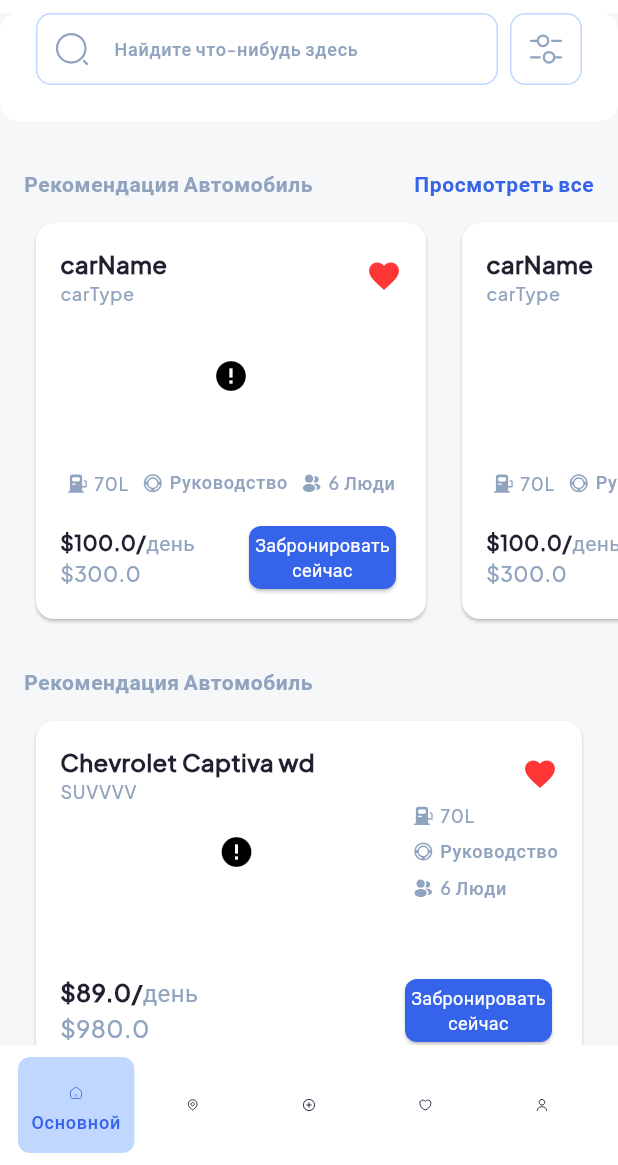
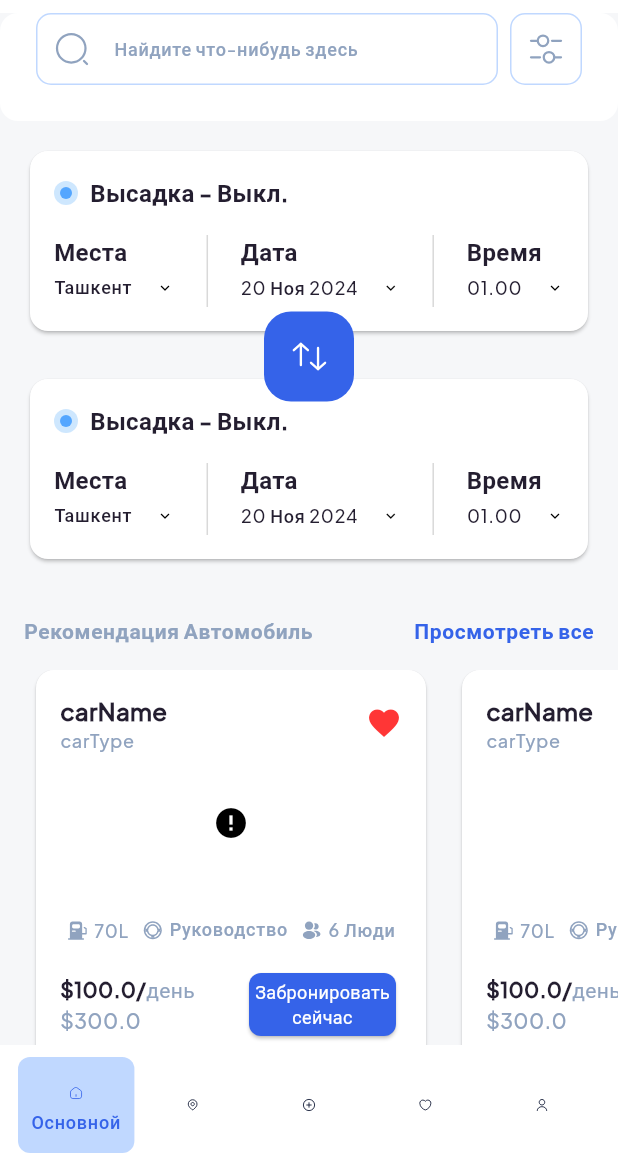
Before and after one commit to githubsobir/melos_app, a Flutter app: the screen it shows after launch, on a phone screen of 412 x 824 dp, the part 71-1236 px from its top. Run offline on Flutter 3.47's test engine with Material 3 defaults, Android fonts, the phone set to English and light mode, and no system bars; drawn by our look-alikes of cached_network_image; our stand-ins replace bloc, equatable, flutter_bloc, flutter_map, flutter_svg, get_it and 2 more; network calls fail.

Commit message:
added dete selector

```diff
--- a/packages/presentation/common/lib/path_images.dart
+++ b/packages/presentation/common/lib/path_images.dart
@@ -28,6 +28,8 @@ class PathImages {
 //---------------- home ----------------//
   static var search = "packages/common/assets/home/search_icon.svg";
   static var filter = "packages/common/assets/home/filter.svg";
+  static var mark = "packages/common/assets/home/mark_icon.svg";
+  static var swap = "packages/common/assets/home/swap.svg";
 //---------------- locations ----------------//
   static var locationPin = "packages/common/assets/locations/location_pin.svg";
   static var location1 = "packages/common/assets/locations/location1.svg";
--- a/packages/presentation/home/lib/home_screen.dart
+++ b/packages/presentation/home/lib/home_screen.dart
@@ -2,6 +2,7 @@ import 'package:common/items/item_car.dart';
 import 'package:common/items/item_car_popular.dart';
 import 'package:common/search_edittext.dart';
 import 'package:flutter/material.dart';
+import 'package:home/widgets/date_selector_widget.dart';
 
 class HomeScreen extends StatelessWidget {
   const HomeScreen({super.key});
@@ -29,6 +30,16 @@ class HomeScreen extends StatelessWidget {
                 ],
               ),
             ),
+          ),
+          const SizedBox(
+            height: 16,
+          ),
+          Padding(
+            padding: const EdgeInsets.only(
+              left: 16,
+              right: 16,
+            ),
+            child: DateSelectorWidget(),
           ),
           const SizedBox(
             height: 16,
--- /dev/null
+++ b/packages/presentation/home/lib/widgets/date_selector_widget.dart
@@ -0,0 +1,169 @@
+import 'package:common/path_images.dart';
+import 'package:flutter/material.dart';
+import 'package:flutter_svg/flutter_svg.dart';
+
+class DateSelectorWidget extends StatelessWidget {
+  const DateSelectorWidget({super.key});
+
+  @override
+  Widget build(BuildContext context) {
+    return SizedBox(
+      height: 282,
+      child: Stack(
+        children: [
+          Column(
+            children: [
+              itemSelector(context),
+              const SizedBox(
+                height: 24,
+              ),
+              itemSelector(context),
+            ],
+          ),
+          Align(
+            alignment: Alignment.center,
+            child: Container(
+              height: 60,
+              width: 60,
+              padding: EdgeInsets.all(16),
+              decoration: BoxDecoration(
+                  borderRadius: BorderRadius.circular(18),
+                  color: Theme.of(context).colorScheme.primary),
+              child: SvgPicture.asset(PathImages.swap),
+            ),
+          )
+        ],
+      ),
+    );
+  }
+
+  Widget itemSelector(BuildContext context) {
+    return Card(
+      child: Padding(
+        padding: const EdgeInsets.all(16.0),
+        child: Column(
+          children: [
+            Row(
+              children: [
+                SvgPicture.asset(PathImages.mark),
+                const SizedBox(
+                  width: 8,
+                ),
+                Text(
+                  "Высадка - Выкл.",
+                  style: Theme.of(context)
+                      .textTheme
+                      .bodyMedium
+                      ?.copyWith(fontWeight: FontWeight.w700),
+                )
+              ],
+            ),
+            const SizedBox(
+              height: 16,
+            ),
+            SizedBox(
+              height: 48,
+              child: Row(
+                mainAxisAlignment: MainAxisAlignment.spaceBetween,
+                children: [
+                  Column(
+                    crossAxisAlignment: CrossAxisAlignment.start,
+                    children: [
+                      Text(
+                        "Места",
+                        style: Theme.of(context)
+                            .textTheme
+                            .bodyMedium
+                            ?.copyWith(fontWeight: FontWeight.w700),
+                      ),
+                      SizedBox(
+                        height: 4,
+                      ),
+                      Row(
+                        children: [
+                          Text(
+                            "Ташкент",
+                            style: Theme.of(context).textTheme.labelMedium,
+                          ),
+                          SizedBox(
+                            width: 16,
+                          ),
+                          Icon(
+                            Icons.keyboard_arrow_down,
+                            size: 12,
+                          )
+                        ],
+                      )
+                    ],
+                  ),
+                  VerticalDivider(),
+                  Column(
+                    crossAxisAlignment: CrossAxisAlignment.start,
+                    children: [
+                      Text(
+                        "Дата",
+                        style: Theme.of(context)
+                            .textTheme
+                            .bodyMedium
+                            ?.copyWith(fontWeight: FontWeight.w700),
+                      ),
+                      SizedBox(
+                        height: 4,
+                      ),
+                      Row(
+                        children: [
+                          Text(
+                            "20 Ноя 2024",
+                            style: Theme.of(context).textTheme.labelMedium,
+                          ),
+                          SizedBox(
+                            width: 16,
+                          ),
+                          Icon(
+                            Icons.keyboard_arrow_down,
+                            size: 12,
+                          )
+                        ],
+                      )
+                    ],
+                  ),
+                  VerticalDivider(),
+                  Column(
+                    crossAxisAlignment: CrossAxisAlignment.start,
+                    children: [
+                      Text(
+                        "Время",
+                        style: Theme.of(context)
+                            .textTheme
+                            .bodyMedium
+                            ?.copyWith(fontWeight: FontWeight.w700),
+                      ),
+                      SizedBox(
+                        height: 4,
+                      ),
+                      Row(
+                        children: [
+                          Text(
+                            "01.00",
+                            style: Theme.of(context).textTheme.labelMedium,
+                          ),
+                          SizedBox(
+                            width: 16,
+                          ),
+                          Icon(
+                            Icons.keyboard_arrow_down,
+                            size: 12,
+                          )
+                        ],
+                      )
+                    ],
+                  ),
+                ],
+              ),
+            )
+          ],
+        ),
+      ),
+    );
+  }
+}
--- a/packages/presentation/main/lib/main/drawer_widget.dart
+++ b/packages/presentation/main/lib/main/drawer_widget.dart
@@ -30,7 +30,7 @@ class DrawerWidget extends StatelessWidget {
         const Divider(),
         item(
           icon: PathImages.booking,
-          title: "Booking",
+          title: "Бронирование",
           context: context,
           onTap: () {
             context.openScreen(BookingIntent());
@@ -39,7 +39,7 @@ class DrawerWidget extends StatelessWidget {
         ),
         item(
           icon: PathImages.bookingHistory,
-          title: "Booking history",
+          title: "История бронирования",
           context: context,
           onTap: () {
             context.openScreen(BookingHistoryIntent());
@@ -48,7 +48,7 @@ class DrawerWidget extends StatelessWidget {
         ),
         item(
           icon: PathImages.paymentDetails,
-          title: "Payment details",
+          title: "Реквизиты для оплаты",
           context: context,
           onTap: () {
             context.openScreen(PaymentDetailsIntent());
@@ -57,7 +57,7 @@ class DrawerWidget extends StatelessWidget {
         ),
         item(
           icon: PathImages.myCars,
-          title: "My cars",
+          title: "Мои машины",
           context: context,
           onTap: () {
             context.openScreen(MyCarsIntent());
@@ -70,7 +70,7 @@ class DrawerWidget extends StatelessWidget {
         const Divider(),
         item(
           icon: PathImages.help,
-          title: "Help",
+          title: "Помощь",
           context: context,
           onTap: () {
             context.openScreen(HelpIntent());
@@ -79,7 +79,7 @@ class DrawerWidget extends StatelessWidget {
         ),
         item(
           icon: PathImages.logout,
-          title: "Logout",
+          title: "Выйти",
           context: context,
           onTap: () {
             context.openScreen(LoginIntent());
```
Also changed, not shown: packages/presentation/common/assets/home/mark_icon.svg (added), packages/presentation/common/assets/home/swap.svg (added).
